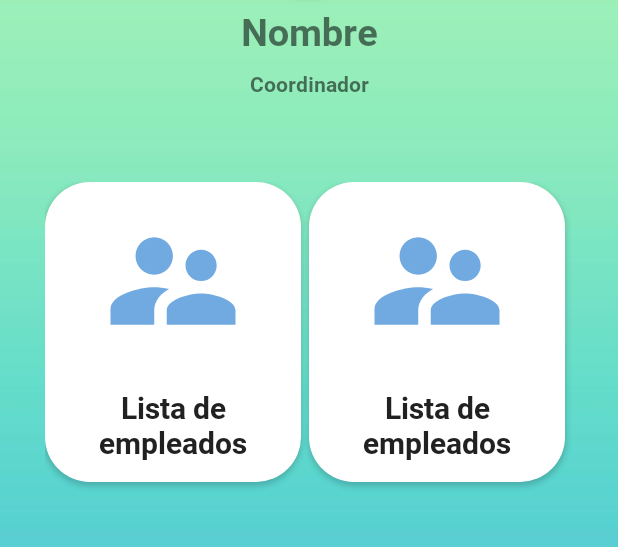
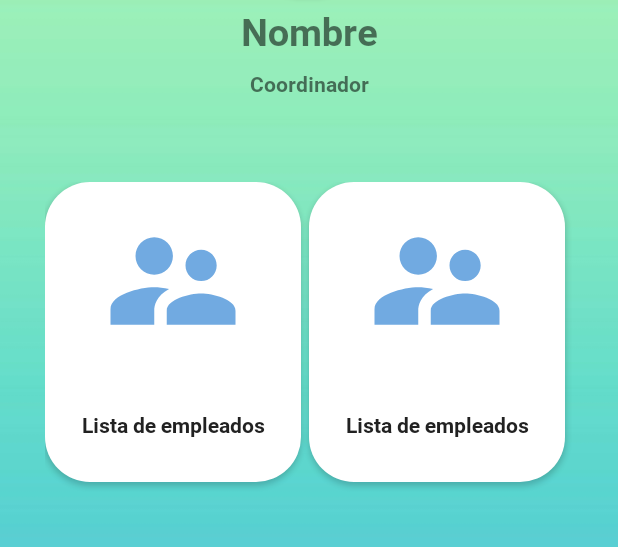
Before and after one commit to ICM2310/DVJOB, an Android app: the PerfilCoordinador1 screen opened directly, with no data from a screen before it, on a phone screen of 412 x 824 dp, the part 422-969 px from its top. Run offline under Robolectric (Android 15) with nearby library versions, the light colour scheme and no system bars.

Commit message:
Roles corregidos

```diff
--- a/app/src/main/java/com/example/compumovilp/RegistroActivity.java
+++ b/app/src/main/java/com/example/compumovilp/RegistroActivity.java
@@ -261,7 +261,7 @@ public class RegistroActivity extends AppCompatActivity {
         if(currentUser!=null){
             if(binding.checkBox.isChecked()){
                 Log.e("Activado", "currentUser es nulo");
-                Intent intent = new Intent(getBaseContext(), OpcionesSeguimiento.class);
+                Intent intent = new Intent(getBaseContext(), PerfilCoordinador1.class);
                 intent.putExtra("user", currentUser.getDisplayName());
                 startActivity(intent);
             }else{
--- a/app/src/main/res/layout/activity_login.xml
+++ b/app/src/main/res/layout/activity_login.xml
@@ -87,12 +87,6 @@
                 android:hint="Ingresa tu contraseña"
                 android:inputType="textPassword" />
 
-            <CheckBox
-                android:id="@+id/checkBox"
-                android:layout_width="match_parent"
-                android:layout_height="wrap_content"
-                android:text="Iniciar sesión como coordinador"
-                />
 
             <Button
                 android:id="@+id/iniciar_sesion"
--- a/app/src/main/res/layout/activity_perfil_coordinador1.xml
+++ b/app/src/main/res/layout/activity_perfil_coordinador1.xml
@@ -95,13 +95,12 @@
                 android:layout_weight="1"
                 android:background="@drawable/bg_boton"
                 android:drawableTop="@drawable/baseline_supervisor"
+                android:drawablePadding="8dp"
                 android:fontFamily="@font/roboto_bold"
                 android:paddingHorizontal="20dp"
                 android:paddingTop="16dp"
-                android:drawablePadding="8dp"
                 android:text="Lista de empleados"
-                android:textAllCaps="false"
-                android:textSize="20sp" />
+                android:textAllCaps="false" />
 
 
             <Button
@@ -113,13 +112,12 @@
                 android:layout_weight="1"
                 android:background="@drawable/bg_boton"
                 android:drawableTop="@drawable/baseline_supervisor"
+                android:drawablePadding="8dp"
                 android:fontFamily="@font/roboto_bold"
                 android:paddingHorizontal="20dp"
                 android:paddingTop="16dp"
-                android:drawablePadding="8dp"
                 android:text="Lista de empleados"
-                android:textAllCaps="false"
-                android:textSize="20sp" />
+                android:textAllCaps="false" />
 
         </LinearLayout>
     </ScrollView>
```
Also changed, not shown: app/src/main/java/com/example/compumovilp/LoginActivity.java (+38 -7 lines).
